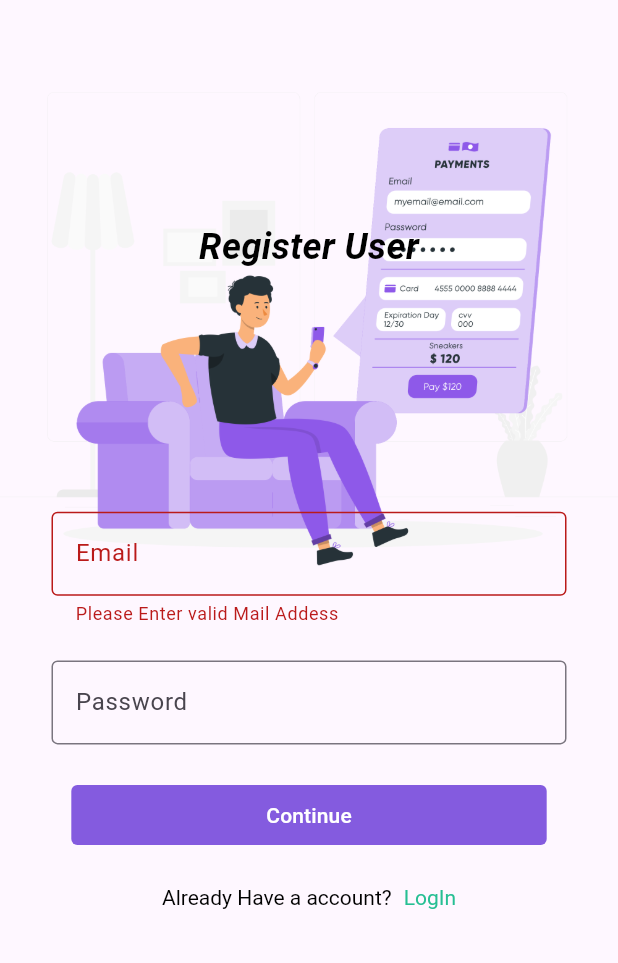
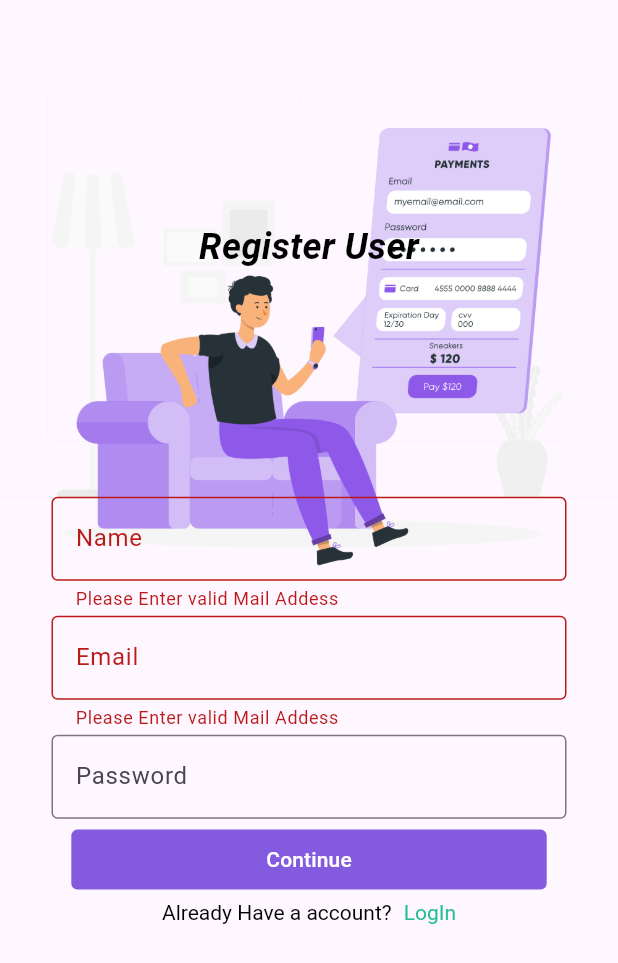
Before and after one commit to rajeshsundar31/finkin, a Flutter app: the RegisterUser screen opened directly, after a tap on "Continue", on a phone screen of 412 x 824 dp. Shown: the top 963 px of the screen. Run offline on Flutter 3.47's test engine with Material 3 defaults, Android fonts, the phone set to English and light mode, and no system bars; our stand-ins replace firebase_core, firebase_messaging, flutter_local_notifications, overlay_support, quickalert, syncfusion_flutter_charts; accounts and stored records are empty; network calls fail.

Commit message:
updated changes

```diff
--- a/lib/components/dialogservice.dart
+++ b/lib/components/dialogservice.dart
@@ -77,7 +77,7 @@ class DialogExample extends StatelessWidget {
   Widget build(BuildContext context) {
     return SnackBar(
       content: Container(
-        padding: EdgeInsets.all(16),
+        padding: const EdgeInsets.all(16),
         height: 90,
         decoration: const BoxDecoration(
           color: AppColor.red,
@@ -85,7 +85,7 @@ class DialogExample extends StatelessWidget {
         ),
         child: Row(
           children: [
-            SizedBox(width: 48,),
+            const SizedBox(width: 48,),
             Expanded(child: Column(
               children: [
                 Text(title),
--- a/lib/components/text_form_filed.dart
+++ b/lib/components/text_form_filed.dart
@@ -1,5 +1,4 @@
 import 'package:flutter/material.dart';
-import 'package:flutter/services.dart';
 
 class CustomTextForm extends StatefulWidget {
 
--- a/lib/presentation/dashboard/dashboard.dart
+++ b/lib/presentation/dashboard/dashboard.dart
@@ -23,7 +23,6 @@ class _DashboardState extends State<Dashboard> {
     Future.microtask((){
       Provider.of<DashboardViewModel>(context, listen: false).init();
     });
-    // TODO: implement initState
     super.initState();
   }
 
@@ -41,7 +40,7 @@ class _DashboardState extends State<Dashboard> {
           shape: const CircleBorder(),
           onPressed: (){
             showDialog(context: context, builder: (context) {
-              return CustomDialog();
+              return const CustomDialog();
             });
           },
           child: const Icon(Icons.add, color: AppColor.white,),),
@@ -85,7 +84,7 @@ class _DashboardState extends State<Dashboard> {
                          showModalBottomSheet(context: context,
                         //  backgroundColor: AppColor.gold,
                          builder: (context) {
-                           return Container(
+                           return SizedBox(
                             height: displayHeight(context)/3,
                              child: Column(
                               crossAxisAlignment: CrossAxisAlignment.stretch,
--- a/lib/presentation/dashboard/dashboard_view_model/dashboard_view_model.dart
+++ b/lib/presentation/dashboard/dashboard_view_model/dashboard_view_model.dart
@@ -12,7 +12,6 @@ class DashboardViewModel extends ChangeNotifier {
 
   void fetchExpenseList () async {
     var expense = await CommonApiServices().fetchData("/getexpense");
-    print(json.decode(expense));
     var decodeData = json.decode(expense);
     if(decodeData != null) {
 
--- a/lib/presentation/register/register_view.dart/register_view.dart
+++ b/lib/presentation/register/register_view.dart/register_view.dart
@@ -18,6 +18,7 @@ class RegisterUser extends StatefulWidget {
 
 class _RegisterUserState extends State<RegisterUser> {
   final _formKey = GlobalKey<FormState>();
+  String? name = "";
   TextEditingController emailContoller = TextEditingController();
   TextEditingController passwordController = TextEditingController();
 
@@ -68,6 +69,7 @@ class _RegisterUserState extends State<RegisterUser> {
                 child: Column(
                   mainAxisAlignment: MainAxisAlignment.spaceAround,
                   children: [
+                    _buildName(context),
                     _buildEmail(context),
                     _buildPassword(context),
                     _buildButton(context),
@@ -77,6 +79,29 @@ class _RegisterUserState extends State<RegisterUser> {
           ],
         ),
       ],
+    );
+  }
+
+    Widget _buildName(BuildContext context) {
+    return SizedBox(
+      width: displayWidth(context) / 1.2,
+      child: TextFormField(
+        validator: (value) {
+          if (value == null || value.length < 4) {
+            return 'Please Enter valid Mail Addess';
+          } else {
+            return null;
+          }
+        },
+        onChanged: (value) {
+          name = value;
+        },
+        keyboardType: TextInputType.name,
+        decoration: const InputDecoration(
+            border: OutlineInputBorder(),
+            hintText: "Enter Your Valid Name",
+            labelText: "Name"),
+      ),
     );
   }
 
@@ -133,12 +158,11 @@ class _RegisterUserState extends State<RegisterUser> {
             color: AppColor.purple,
             text: AppStrings.continueBtn,
             onPressed: () {
-              print("email${emailContoller.text}");
-              print("pass${passwordController.text}");
               if (_formKey.currentState!.validate()) {
                 btnRegister.saveUserDetails(
                     email: emailContoller.text,
                     password: passwordController.text,
+                    userName: name.toString(),
                     context: context);
               }
             },
@@ -157,10 +181,9 @@ class _RegisterUserState extends State<RegisterUser> {
           children: [
             const TextSpan(text: "Already Have a account?",style: TextStyle(color: AppColor.black)),
             const WidgetSpan(child: SizedBox(width: 8.0,)),
-            TextSpan(text: "LogIn",style: TextStyle(color: AppColor.green),
+            TextSpan(text: "LogIn",style: const TextStyle(color: AppColor.green),
             recognizer: TapGestureRecognizer()
             ..onTap = () {
-              print("Login");
             }
             )
           ]
--- a/lib/presentation/register/register_view.dart/register_view_model.dart
+++ b/lib/presentation/register/register_view.dart/register_view_model.dart
@@ -4,12 +4,20 @@ import 'package:finkin/presentation/dashboard/dashboard.dart';
 import 'package:finkin/service/api.service.dart';
 import 'package:flutter/material.dart';
 
-class RegisterViewModel  extends ChangeNotifier{
-  saveUserDetails({required String email, required String password, required BuildContext context}) async {
+abstract class RegisterView {
+void saveUserDetails({required String email, required String password, required String userName, required BuildContext context});
+}
+
+class RegisterViewModel extends ChangeNotifier implements RegisterView {
+  String? customerName;
+  @override
+  saveUserDetails({required String email, required String password, required String userName, required BuildContext context}) async {
     Map data = {
       "email": email,
-      "password": password
+      "password": password,
+      "name": userName
     };
+    customerName = userName;
     var result = await CommonApiServices().saveData("/register", json.encode(data), context);
     result = jsonDecode(result);
     if (result['success'] == true) {
@@ -17,5 +25,5 @@ class RegisterViewModel  extends ChangeNotifier{
         context,
         MaterialPageRoute(builder: (context) => const Dashboard())
       );
-  };
+  }
 }}
--- a/pubspec.yaml
+++ b/pubspec.yaml
@@ -36,9 +36,9 @@ dependencies:
   # Use with the CupertinoIcons class for iOS style icons.
   cupertino_icons: ^1.0.8
   provider: ^6.1.2
-  firebase_core: ^3.3.0
+  firebase_core:
   flutter_local_notifications: ^17.2.2
-  firebase_messaging: ^15.0.4
+  firebase_messaging:
   overlay_support: ^2.1.0
   cloud_firestore: ^5.2.1
   firebase_auth: ^5.3.0
```
Also changed, not shown: lib/components/dialog.dart (+1 -6 lines), lib/service/api.service.dart (+8 -1 lines).
